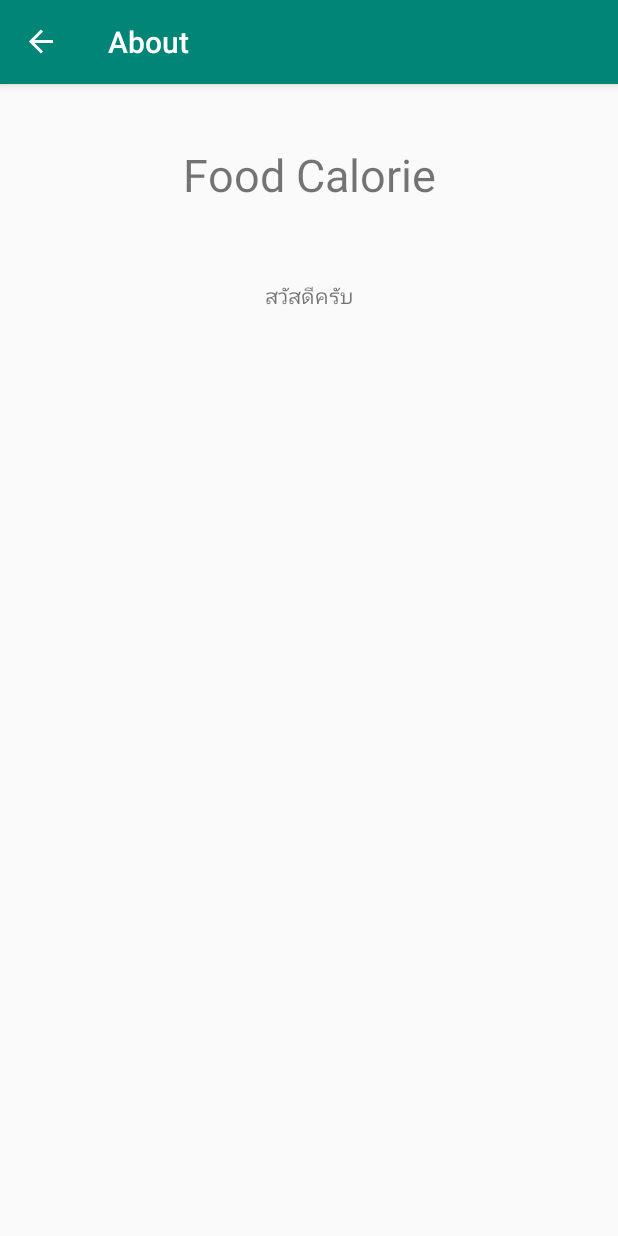
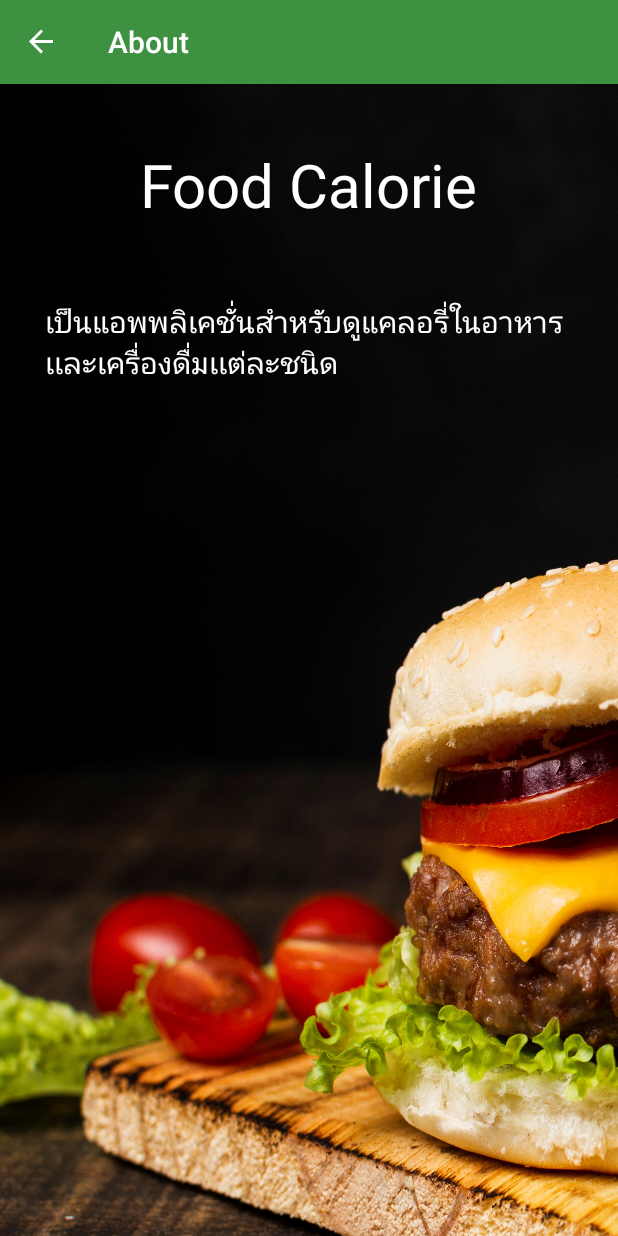
Before and after one commit to maisorawit/FoodCalorie_Kotlin, an Android app: the screen it shows after launch (MainActivity), in the options menu, after a tap on "About", on a phone screen of 412 x 824 dp. Run offline under Robolectric (Android 15) with nearby library versions, the phone set to English and light mode, and no system bars; our stand-ins replace data binding, navigation-ui.

Commit message:
background finish

```diff
--- a/app/build.gradle
+++ b/app/build.gradle
@@ -37,7 +37,7 @@ dependencies {
     // Kotlin
     implementation "androidx.navigation:navigation-fragment-ktx:$nav_version"
     implementation "androidx.navigation:navigation-ui-ktx:$nav_version"
-
+    implementation 'androidx.lifecycle:lifecycle-extensions:2.0.0'
 
     implementation fileTree(dir: 'libs', include: ['*.jar'])
     implementation "org.jetbrains.kotlin:kotlin-stdlib-jdk7:$kotlin_version"
--- a/app/src/main/java/buu/informatics/s59160135/foodcalorie/DrinkMenuFragment.kt
+++ /dev/null
@@ -1,54 +0,0 @@
-package buu.informatics.s59160135.foodcalorie
-
-
-import android.os.Bundle
-import androidx.fragment.app.Fragment
-import android.view.LayoutInflater
-import android.view.View
-import android.view.ViewGroup
-import androidx.databinding.DataBindingUtil
-import androidx.navigation.findNavController
-import buu.informatics.s59160135.foodcalorie.databinding.FragmentDrinkMenuBinding
-import buu.informatics.s59160135.foodcalorie.databinding.FragmentFoodMenuBinding
-import com.google.android.material.snackbar.Snackbar
-
-class DrinkMenuFragment : Fragment() {
-
-    override fun onCreateView(
-        inflater: LayoutInflater, container: ViewGroup?,
-        savedInstanceState: Bundle?
-    ): View? {
-        val binding = DataBindingUtil.inflate<FragmentDrinkMenuBinding>(inflater,
-            R.layout.fragment_drink_menu, container, false)
-
-        binding.buttonJuice.setOnClickListener{view ->
-            view.findNavController().navigate(R.id.action_drinkMenuFragment_to_resultFragment)
-        }
-
-        binding.buttonSoda.setOnClickListener{view ->
-            view.findNavController().navigate(R.id.action_drinkMenuFragment_to_resultFragment)
-        }
-
-        binding.buttonCoffee.setOnClickListener{view ->
-            view.findNavController().navigate(R.id.action_drinkMenuFragment_to_resultFragment)
-        }
-
-        binding.buttonAlcohol.setOnClickListener{view ->
-            view.findNavController().navigate(R.id.action_drinkMenuFragment_to_resultFragment)
-        }
-
-        return binding.root
-    }
-
-    override fun onViewCreated(view: View, savedInstanceState: Bundle?) {
-        super.onViewCreated(view, savedInstanceState)
-
-        var snack = view?.let { Snackbar.make(it, "เมนูเครื่องดื่ม", Snackbar.LENGTH_LONG) }
-        snack?.show()
-
-//        val toast = Toast.makeText(context, "เมนูอาหาร", Toast.LENGTH_SHORT)
-//        toast.show()
-    }
-
-
-}
--- /dev/null
+++ b/app/src/main/java/buu/informatics/s59160135/foodcalorie/Screens/DrinkMenu/DrinkMenuFragment.kt
@@ -0,0 +1,60 @@
+package buu.informatics.s59160135.foodcalorie.Screens.DrinkMenu
+
+
+import android.os.Bundle
+import androidx.fragment.app.Fragment
+import android.view.LayoutInflater
+import android.view.View
+import android.view.ViewGroup
+import androidx.databinding.DataBindingUtil
+import androidx.lifecycle.ViewModelProvider
+import androidx.lifecycle.ViewModelProviders
+import androidx.navigation.findNavController
+import buu.informatics.s59160135.foodcalorie.R
+import buu.informatics.s59160135.foodcalorie.databinding.FragmentDrinkMenuBinding
+import com.google.android.material.snackbar.Snackbar
+
+class DrinkMenuFragment : Fragment() {
+
+    lateinit var viewModel: DrinkMenuViewModel
+
+    override fun onCreateView(
+        inflater: LayoutInflater, container: ViewGroup?,
+        savedInstanceState: Bundle?
+    ): View? {
+        val binding = DataBindingUtil.inflate<FragmentDrinkMenuBinding>(inflater,
+            R.layout.fragment_drink_menu, container, false)
+
+        viewModel = ViewModelProviders.of(this).get(DrinkMenuViewModel::class.java)
+
+        binding.buttonJuice.setOnClickListener{view ->
+            view.findNavController().navigate(R.id.action_drinkMenuFragment_to_resultFragment)
+        }
+
+        binding.buttonSoda.setOnClickListener{view ->
+            view.findNavController().navigate(R.id.action_drinkMenuFragment_to_resultFragment)
+        }
+
+        binding.buttonCoffee.setOnClickListener{view ->
+            view.findNavController().navigate(R.id.action_drinkMenuFragment_to_resultFragment)
+        }
+
+        binding.buttonAlcohol.setOnClickListener{view ->
+            view.findNavController().navigate(R.id.action_drinkMenuFragment_to_resultFragment)
+        }
+
+        return binding.root
+    }
+
+    override fun onViewCreated(view: View, savedInstanceState: Bundle?) {
+        super.onViewCreated(view, savedInstanceState)
+
+        var snack = view?.let { Snackbar.make(it, "เมนูเครื่องดื่ม", Snackbar.LENGTH_LONG) }
+        snack?.show()
+
+//        val toast = Toast.makeText(context, "เมนูอาหาร", Toast.LENGTH_SHORT)
+//        toast.show()
+    }
+
+
+}
--- /dev/null
+++ b/app/src/main/java/buu/informatics/s59160135/foodcalorie/Screens/DrinkMenu/DrinkMenuViewModel.kt
@@ -0,0 +1,7 @@
+package buu.informatics.s59160135.foodcalorie.Screens.DrinkMenu
+
+import androidx.lifecycle.ViewModel
+
+class DrinkMenuViewModel:ViewModel() {
+
+}
--- a/app/src/main/res/layout/fragment_about.xml
+++ b/app/src/main/res/layout/fragment_about.xml
@@ -7,6 +7,7 @@
 
         android:layout_width="match_parent"
         android:layout_height="match_parent"
+        android:background="@drawable/bgburger"
         tools:context=".AboutFragment">
 
         <TextView
@@ -14,18 +15,23 @@
             android:layout_width="wrap_content"
             android:layout_height="wrap_content"
             android:layout_marginTop="40dp"
-            android:text="Food Calorie"
-            android:textSize="30sp"
+            android:text="@string/text_name_about"
+            android:textColor="@color/white"
+            android:textSize="40sp"
             app:layout_constraintEnd_toEndOf="parent"
             app:layout_constraintStart_toStartOf="parent"
             app:layout_constraintTop_toTopOf="parent" />
 
         <TextView
             android:id="@+id/textView"
-            android:layout_width="wrap_content"
+            android:layout_width="0dp"
             android:layout_height="wrap_content"
+            android:layout_marginStart="30dp"
             android:layout_marginTop="50dp"
+            android:layout_marginEnd="30dp"
             android:text="@string/text_content"
+            android:textColor="@color/white"
+            android:textSize="20sp"
             app:layout_constraintEnd_toEndOf="parent"
             app:layout_constraintStart_toStartOf="parent"
             app:layout_constraintTop_toBottomOf="@+id/textView_foodCalorie" />
--- a/app/src/main/res/layout/fragment_food_menu.xml
+++ b/app/src/main/res/layout/fragment_food_menu.xml
@@ -7,7 +7,7 @@
 
         android:layout_width="match_parent"
         android:layout_height="match_parent"
-        android:background="@drawable/bgmenu"
+        android:background="@drawable/bg_menu_food"
         tools:context=".FoodMenuFragment">
 
         <Button
@@ -68,6 +68,7 @@
             android:gravity="center"
             android:text="@string/text_simmer"
             android:textAppearance="@style/TextAppearance.AppCompat.Body2"
+            android:textColor="@color/white"
             android:textSize="19sp"
             app:layout_constraintEnd_toStartOf="@+id/textView_grill"
             app:layout_constraintHorizontal_bias="0.5"
@@ -83,6 +84,7 @@
             android:gravity="center"
             android:text="@string/text_grill"
             android:textAppearance="@style/TextAppearance.AppCompat.Body2"
+            android:textColor="@color/white"
             android:textSize="@dimen/text_nameicon"
             app:layout_constraintBaseline_toBaselineOf="@+id/textView_simmer"
             app:layout_constraintEnd_toEndOf="parent"
@@ -97,6 +99,7 @@
             android:gravity="center"
             android:text="@string/text_boil"
             android:textAppearance="@style/TextAppearance.AppCompat.Body2"
+            android:textColor="@color/white"
             android:textSize="@dimen/text_nameicon"
             app:layout_constraintEnd_toStartOf="@+id/textView_stir"
             app:layout_constraintHorizontal_bias="0.5"
@@ -112,6 +115,7 @@
             android:gravity="center"
             android:text="@string/text_stir"
             android:textAppearance="@style/TextAppearance.AppCompat.Body2"
+            android:textColor="@color/white"
             android:textSize="@dimen/text_nameicon"
             app:layout_constraintBaseline_toBaselineOf="@+id/textView_boil"
             app:layout_constraintEnd_toEndOf="parent"
--- a/app/src/main/res/navigation/navigation.xml
+++ b/app/src/main/res/navigation/navigation.xml
@@ -30,7 +30,7 @@
     </fragment>
     <fragment
         android:id="@+id/drinkMenuFragment"
-        android:name="buu.informatics.s59160135.foodcalorie.DrinkMenuFragment"
+        android:name="buu.informatics.s59160135.foodcalorie.Screens.DrinkMenu.DrinkMenuFragment"
         android:label="Drink Menu"
         tools:layout="@layout/fragment_drink_menu" >
         <action
--- a/app/src/main/res/values/colors.xml
+++ b/app/src/main/res/values/colors.xml
@@ -1,6 +1,6 @@
 <?xml version="1.0" encoding="utf-8"?>
 <resources>
-    <color name="colorPrimary">#008577</color>
+    <color name="colorPrimary">#3E9141</color>
     <color name="colorBar">#5F4100</color>
     <color name="colorPrimaryDark">#00574B</color>
     <color name="colorAccent">#D81B60</color>
--- a/app/src/main/res/values/strings.xml
+++ b/app/src/main/res/values/strings.xml
@@ -1,7 +1,7 @@
 <resources>
     <string name="app_name">Food Calorie</string>
     <string name="hello_blank_fragment">Hello blank fragment</string>
-    <string name="text_content">สวัสดีครับ</string>
+    <string name="text_content">เป็นแอพพลิเคชั่นสำหรับดูแคลอรี่ในอาหาร เเละเครื่องดื่มเเต่ละชนิด</string>
     <string name="text_simmer">แกง</string>
     <string name="text_grill">ย่าง</string>
     <string name="text_boil">ต้ม</string>
@@ -16,5 +16,7 @@
     <string name="button_drink_menu">เครื่องดื่ม</string>
     <string name="text_share"></string>
     <string name="share_message">https://play.google.com/store/apps/details?id=app.rojer.calories %1$s</string>
+    <string name="text_name_about">Food Calorie</string>
+    <string name="app_icon">foodicon</string>
 </resources>
 <!--    %1$s-->
```
Also changed, not shown: app/src/main/res/layout/fragment_drink_menu.xml (+6 -2 lines), app/src/main/res/layout/fragment_home.xml (+10 -10 lines), app/src/main/res/drawable-v24/background.jpg (deleted), app/src/main/res/drawable-v24/fbg.jpg (deleted), app/src/main/res/drawable/bgburger.jpg (added), app/src/main/res/drawable/dish.png (added), 3 other files.
